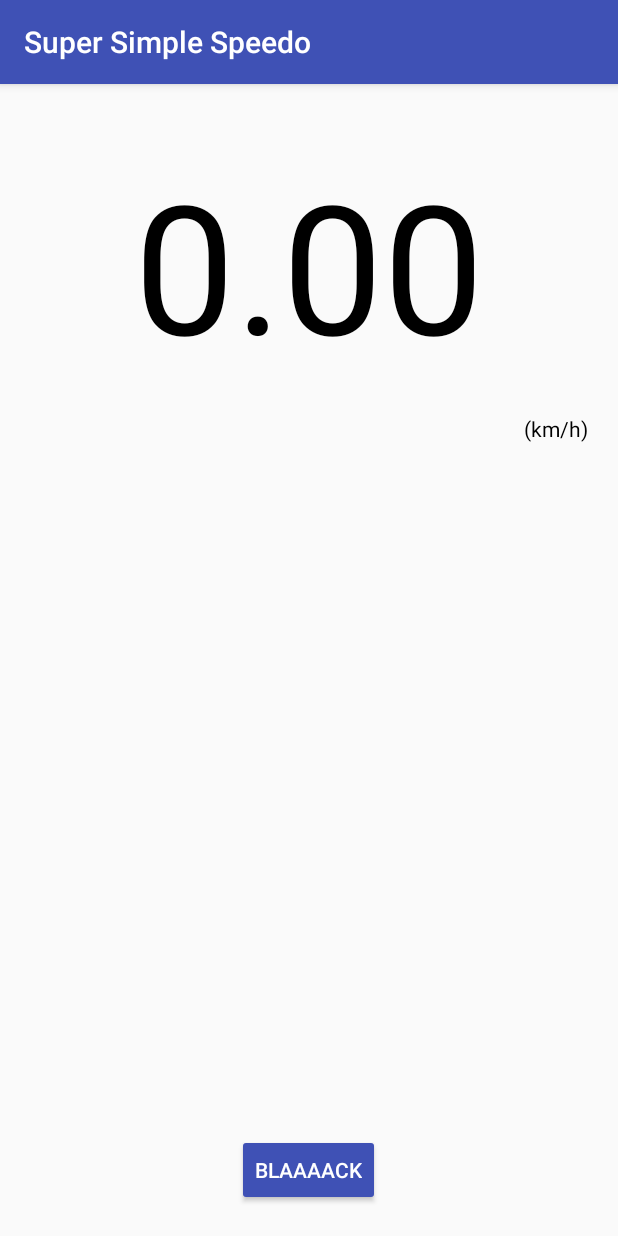
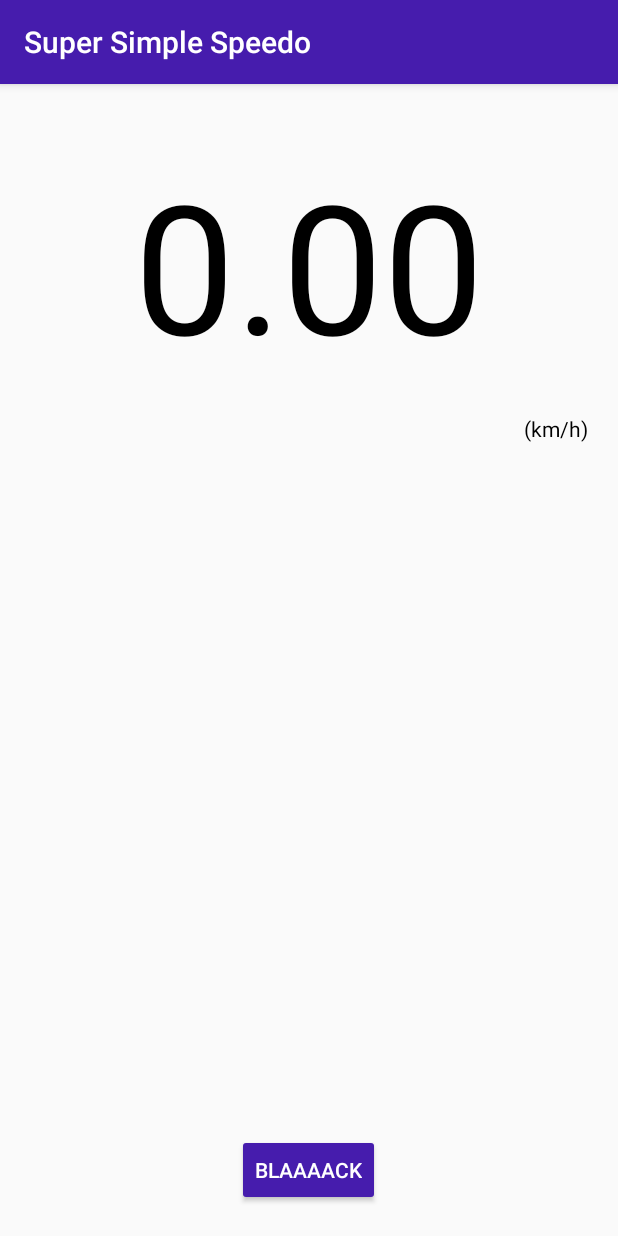
Before and after one commit to aidandavis/SimpleSpeedometer, an Android app: the screen it shows after launch (MainActivity), on a phone screen of 412 x 824 dp. Run offline under Robolectric (Android 15) with nearby library versions, the phone set to English and light mode, and no system bars.

Commit message:
Fixed array size error, updated colours to match icons, raised version for 2nd beta release.

```diff
--- a/app/build.gradle
+++ b/app/build.gradle
@@ -8,8 +8,8 @@ android {
         applicationId "com.domain.aidandavis.simplespeedo"
         minSdkVersion 21
         targetSdkVersion 26
-        versionCode 1
-        versionName "1.0"
+        versionCode 2
+        versionName "1.1"
         testInstrumentationRunner "android.support.test.runner.AndroidJUnitRunner"
     }
     buildTypes {
--- a/app/src/main/res/values/colors.xml
+++ b/app/src/main/res/values/colors.xml
@@ -1,7 +1,7 @@
 <?xml version="1.0" encoding="utf-8"?>
 <resources>
-    <color name="colorPrimary">#3F51B5</color>
-    <color name="colorPrimaryDark">#303F9F</color>
+    <color name="colorPrimary">#461cad</color>
+    <color name="colorPrimaryDark">#2e1272</color>
     <color name="colorAccent">#FF4081</color>
     <color name="black">#000</color>
     <color name="white">#FFF</color>
```
Also changed, not shown: app/src/main/java/com/aidandavisdev/aidandavis/simplespeedo/SpeedTracker.kt (+5 -7 lines).
